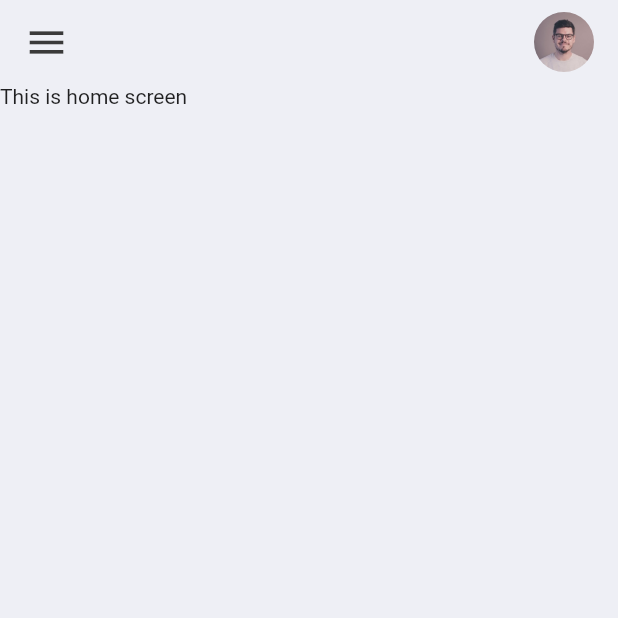
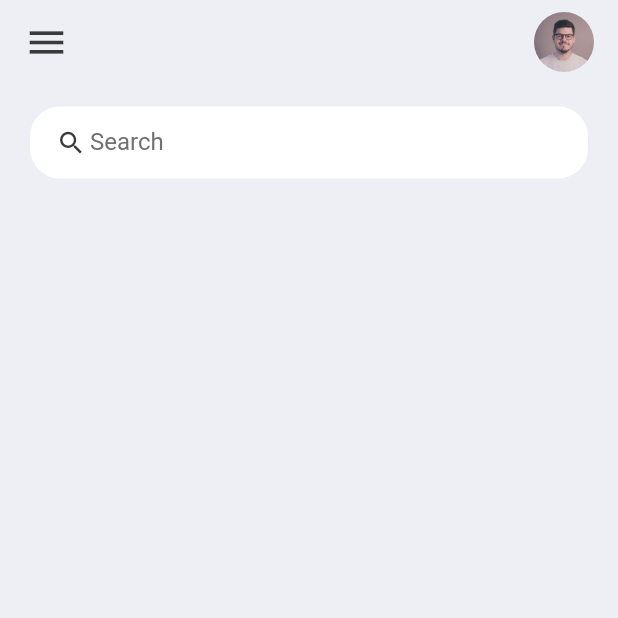
Before and after one commit to BerPGR/flutter-todo, a Flutter app: the screen it shows after launch, on a phone screen of 412 x 824 dp, the top half of it. Run offline on Flutter 3.47's test engine with Material 2 defaults, Android fonts, the phone set to English and light mode, and no system bars.

Commit message:
Created search bar

```diff
--- a/lib/screens/home.dart
+++ b/lib/screens/home.dart
@@ -10,11 +10,42 @@ class Home extends StatelessWidget {
   Widget build(BuildContext context) {
     return Scaffold(
       backgroundColor: tdBGColor,
-      appBar: AppBar(
+      appBar: _buildAppBar(),
+      body: Container(
+        padding: EdgeInsets.symmetric(horizontal: 20, vertical: 15),
+        child: Column(
+          children: [searchBox()],
+        ),
+      ),
+    );
+  }
+
+  Widget searchBox() {
+    return Container(
+      padding: EdgeInsets.symmetric(horizontal: 15),
+      decoration: BoxDecoration(
+          color: Colors.white, borderRadius: BorderRadius.circular(20)),
+      child: TextField(
+        decoration: InputDecoration(
+            contentPadding: EdgeInsets.all(0),
+            prefixIcon: Icon(
+              Icons.search,
+              color: tdBlack,
+              size: 20,
+            ),
+            prefixIconConstraints: BoxConstraints(maxHeight: 20, minWidth: 25),
+            border: InputBorder.none,
+            hintText: 'Search',
+            hintStyle: TextStyle(color: tdGrey)),
+      ),
+    );
+  }
+
+  AppBar _buildAppBar() {
+    return AppBar(
       backgroundColor: tdBGColor,
       elevation: 0,
-        title:
-            Row(mainAxisAlignment: MainAxisAlignment.spaceBetween, children: [
+      title: Row(mainAxisAlignment: MainAxisAlignment.spaceBetween, children: [
         Icon(
           Icons.menu,
           color: tdBlack,
@@ -29,10 +60,6 @@ class Home extends StatelessWidget {
           ),
         )
       ]),
-      ),
-      body: Container(
-        child: Text('This is home screen'),
-      ),
     );
   }
 }
```
Lines whose indentation alone changed are shown as unchanged.
